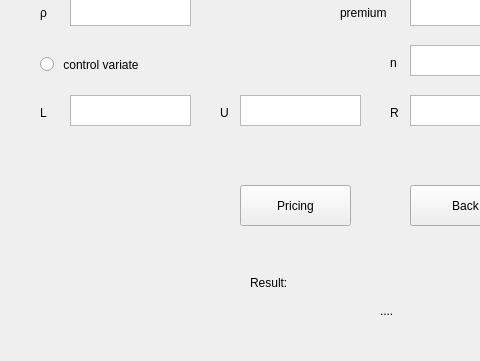
Above: PricingView.ui from nie-s/option_pricing before the change; both pictures show x 0 to 480 and y 155 to 516 of the 770 by 516 pixel window. Below: the same form after it.
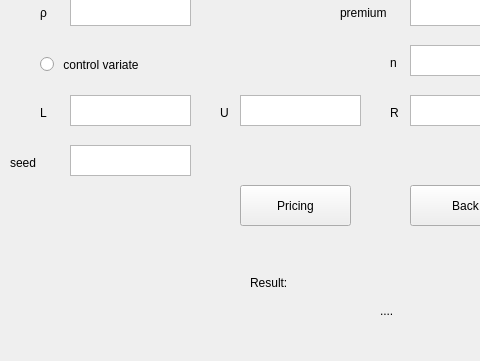
That is the form after the change.

Commit message: add seed input

The edit to the form file:
```diff
--- a/PricingView.ui
+++ b/PricingView.ui
@@ -423,6 +423,29 @@
     <string>Back</string>
    </property>
   </widget>
+  <widget class="QTextEdit" name="input_seed">
+   <property name="geometry">
+    <rect>
+     <x>70</x>
+     <y>300</y>
+     <width>121</width>
+     <height>31</height>
+    </rect>
+   </property>
+  </widget>
+  <widget class="QLabel" name="label_17">
+   <property name="geometry">
+    <rect>
+     <x>10</x>
+     <y>310</y>
+     <width>72</width>
+     <height>15</height>
+    </rect>
+   </property>
+   <property name="text">
+    <string>seed</string>
+   </property>
+  </widget>
  </widget>
  <resources/>
  <connections/>
```
